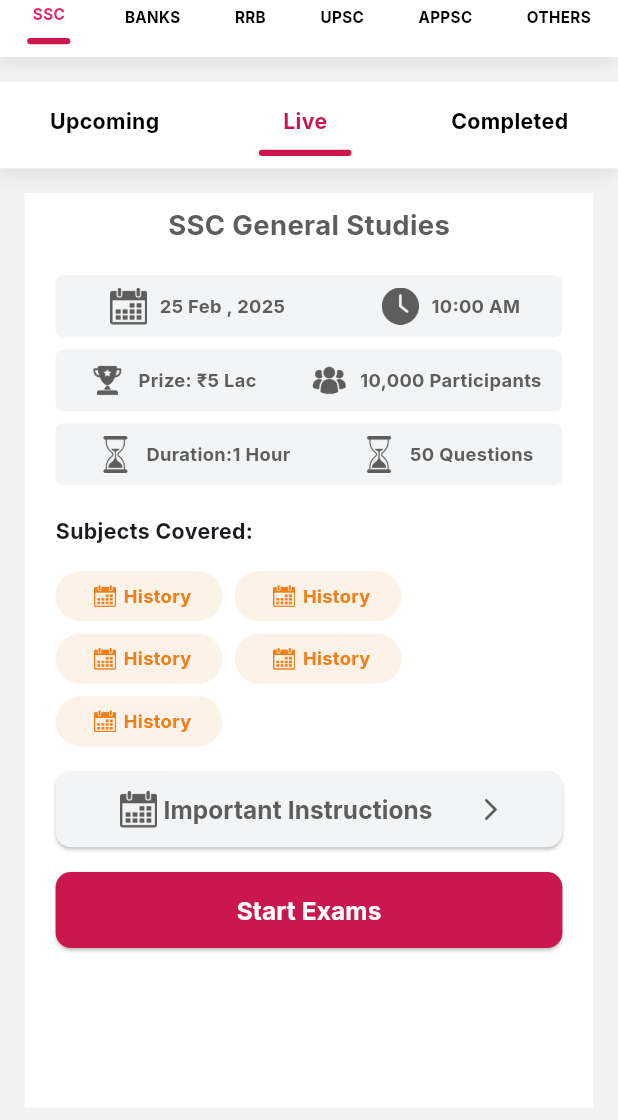
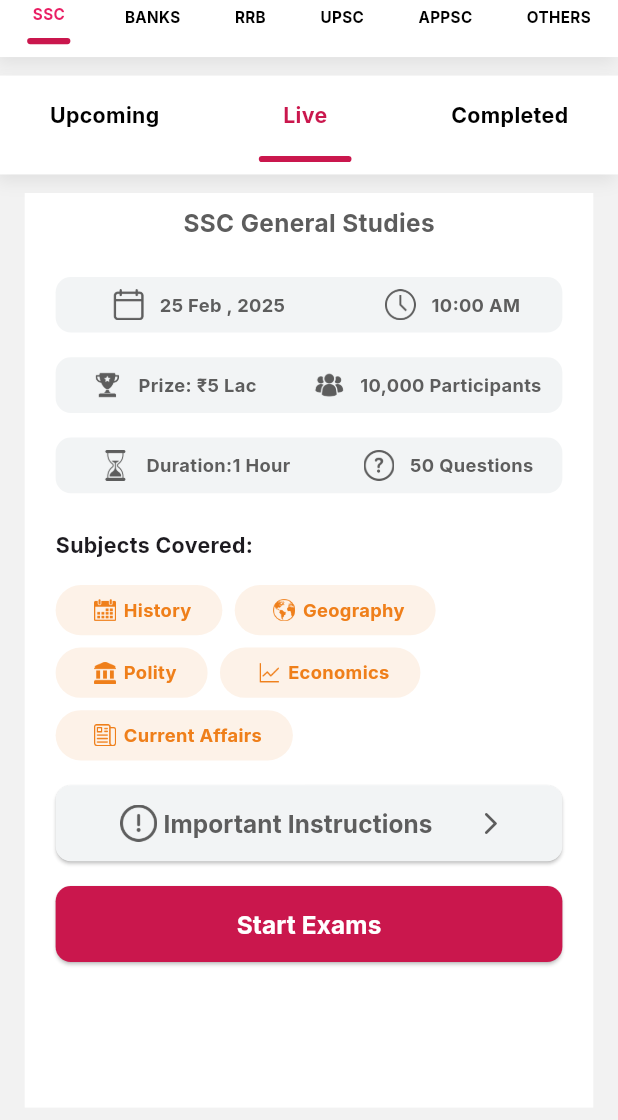
Before and after one commit to arun-kumar-bidila/demo-rankify, a Flutter app: the screen it shows after launch, on a phone screen of 412 x 824 dp, the part 116-1236 px from its top. Run offline on Flutter 3.47's test engine with Material 3 defaults, Android fonts, the phone set to English and light mode, and no system bars; drawn by our look-alikes of badges; our stand-ins replace another_carousel_pro, firebase_auth, firebase_core, flutter_keyboard_visibility, flutter_screenutil, google_fonts and 1 more; accounts and stored records are empty.

Commit message:
feat(live exam):layout modified

```diff
--- a/lib/features/bottombar/tabs/myexams/screens/myexamspage.dart
+++ b/lib/features/bottombar/tabs/myexams/screens/myexamspage.dart
@@ -45,11 +45,11 @@ class _MyexamspageState extends State<Myexamspage> {
             bottom: Screensize.height * 0.01,
           ),
           margin: EdgeInsets.only(
-            top: Screensize.height * 0.02,
-            bottom: Screensize.height * 0.02,
+            top: Screensize.height * 0.015,
+            bottom: Screensize.height * 0.015,
           ),
           width: double.infinity,
-          height: Screensize.height * 0.07,
+          height: Screensize.height * 0.08,
           child: Row(
             mainAxisAlignment: MainAxisAlignment.spaceAround,
             children: [
--- a/lib/features/bottombar/tabs/myexams/widgets/liveexamcard.dart
+++ b/lib/features/bottombar/tabs/myexams/widgets/liveexamcard.dart
@@ -18,6 +18,7 @@ class Liveexamcard extends StatelessWidget {
         right: Screensize.width * 0.05,
         // top: Screensize.height * 0.01
       ),
+      child: SingleChildScrollView(
         child: Column(
           crossAxisAlignment: CrossAxisAlignment.start,
           mainAxisSize: MainAxisSize.min,
@@ -32,24 +33,25 @@ class Liveexamcard extends StatelessWidget {
                     "SSC General Studies",
                     style: TextStyle(
                       color: GlobalColors.liveExamText,
-                    fontSize: 18.sp,
+                      fontSize: 16.sp,
                       fontWeight: FontWeight.bold,
                     ),
                   ),
                 )
               ],
             ),
+
             Padding(
               padding: EdgeInsets.symmetric(vertical: Screensize.height * 0.01),
               child: Column(
                 mainAxisAlignment: MainAxisAlignment.spaceBetween,
                 children: [
-                _InfoItem("25 Feb , 2025", "icons/calendar.png", "10:00 AM",
-                    "icons/time.png"),
+                  _InfoItem("25 Feb , 2025", "icons/newcalendar.png", "10:00 AM",
+                      "icons/clock.png"),
                   _InfoItem("Prize: ₹5 Lac", "icons/trophy.png",
                       "10,000 Participants", "icons/group.png"),
                   _InfoItem("Duration:1 Hour", "icons/hour-glass.png",
-                    "50 Questions", "icons/hour-glass.png")
+                      "50 Questions", "icons/question.png")
                 ],
               ),
             ),
@@ -74,10 +76,10 @@ class Liveexamcard extends StatelessWidget {
                     runSpacing: Screensize.height * 0.01,
                     children: [
                       _subjectItem("icons/calendar.png", "History"),
-                    _subjectItem("icons/calendar.png", "History"),
-                    _subjectItem("icons/calendar.png", "History"),
-                    _subjectItem("icons/calendar.png", "History"),
-                    _subjectItem("icons/calendar.png", "History"),
+                      _subjectItem("icons/earth.png", "Geography"),
+                      _subjectItem("icons/courthouse.png", "Polity"),
+                      _subjectItem("icons/chart.png", "Economics"),
+                      _subjectItem("icons/news.png", "Current Affairs"),
                     ],
                   ),
                 ),
@@ -99,7 +101,7 @@ class Liveexamcard extends StatelessWidget {
                         mainAxisAlignment: MainAxisAlignment.spaceBetween,
                         children: [
                           Image.asset(
-                          "icons/calendar.png",
+                            "icons/exclamation.png",
                             width: Screensize.width * 0.08,
                             height: Screensize.height * 0.03,
                             color: GlobalColors.liveExamText,
@@ -132,6 +134,7 @@ class Liveexamcard extends StatelessWidget {
             )
           ],
         ),
+      ),
     );
   }
 
@@ -139,10 +142,10 @@ class Liveexamcard extends StatelessWidget {
       String label_1, String imagePath_1, String lable_2, String imagePath_2) {
     return Container(
       width: double.infinity,
-      margin: EdgeInsets.symmetric(vertical: Screensize.height * 0.005),
+      margin: EdgeInsets.symmetric(vertical: Screensize.height * 0.01),
       padding: EdgeInsets.symmetric(vertical: Screensize.height * 0.01),
       decoration: BoxDecoration(
-        borderRadius: BorderRadius.circular(5.r),
+        borderRadius: BorderRadius.circular(10.r),
         color: Color(0xFFF2F4F5),
       ),
       child: Row(
@@ -153,7 +156,7 @@ class Liveexamcard extends StatelessWidget {
               Image.asset(
                 imagePath_1,
                 width: Screensize.width * 0.1,
-                height: Screensize.height * 0.03,
+                height: Screensize.height * 0.025,
                 color: GlobalColors.liveExamText,
               ),
               Text(
@@ -171,7 +174,7 @@ class Liveexamcard extends StatelessWidget {
               Image.asset(
                 imagePath_2,
                 width: Screensize.width * 0.1,
-                height: Screensize.height * 0.03,
+                height: Screensize.height * 0.025,
                 color: GlobalColors.liveExamText,
               ),
               Text(
```
Also changed, not shown: icons/chart.png (added), icons/clock.png (added), icons/courthouse.png (added), icons/earth.png (added), icons/exclamation.png (added), icons/newcalendar.png (added), icons/news.png (added), icons/question.png (added). Lines whose indentation alone changed are shown as unchanged.
